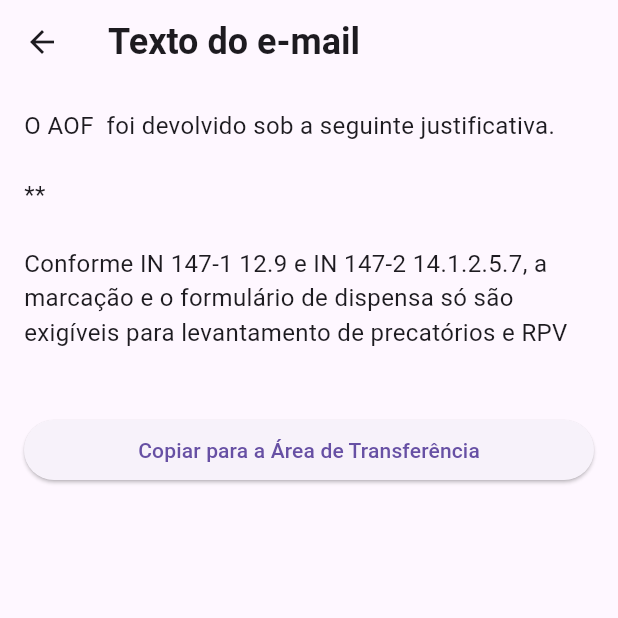
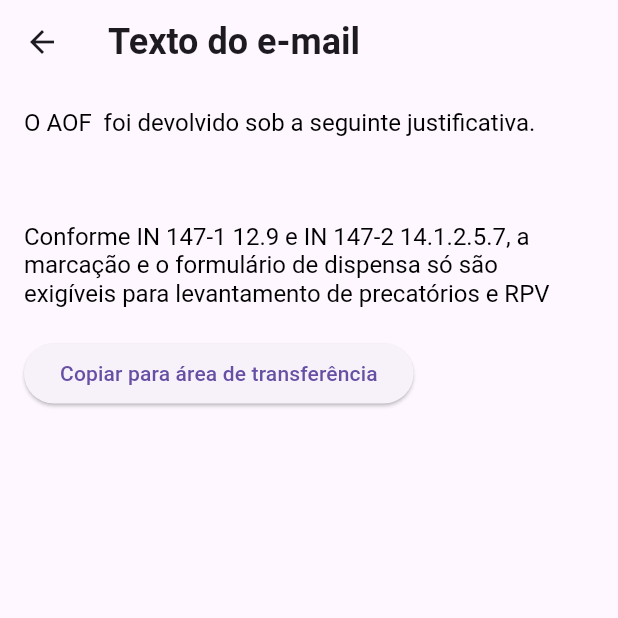
Before and after one commit to rammyres/aof_flutter, a Flutter app: the screen it shows after launch, after a tap on "Enviar", on a phone screen of 412 x 824 dp, the top half of it. Run offline on Flutter 3.47's test engine with Material 3 defaults, Android fonts, the phone set to English and light mode, and no system bars.

Commit message:
Alteração da tela_vacilo

```diff
--- a/lib/telas/tela_vacilo.dart
+++ b/lib/telas/tela_vacilo.dart
@@ -7,29 +7,14 @@ class TelaVacilo extends StatelessWidget {
   final String aof;
   final String justificativa;
   const TelaVacilo({
-    Key? key,
+    super.key,
     required this.vacilo,
     required this.justificativa,
     required this.aof,
-  }) : super(key: key);
-
-  void _copyToClipboard(String textToCopy, BuildContext context) {
-    Clipboard.setData(ClipboardData(text: textToCopy));
-    const snackBar =
-        SnackBar(content: Text('Texto copiado para a área de transferência'));
-    ScaffoldMessenger.of(context).showSnackBar(snackBar);
-  }
+  });
 
   @override
   Widget build(BuildContext context) {
-    final content = '''
-O AOF $aof foi devolvido sob a seguinte justificativa.
-
-*$justificativa*
-
-${vacilo.texto}
-''';
-
     return Scaffold(
       appBar: AppBar(
         title: const Text(
@@ -43,22 +28,42 @@ ${vacilo.texto}
       body: SingleChildScrollView(
         padding: const EdgeInsets.all(16.0),
         child: Column(
-          crossAxisAlignment: CrossAxisAlignment.stretch,
+          crossAxisAlignment: CrossAxisAlignment.start,
           children: [
-            SelectableText.rich(
-              TextSpan(
-                text: content,
-                style: const TextStyle(fontSize: 16.0),
+            RichText(
+              text: TextSpan(
+                style: const TextStyle(fontSize: 16.0, color: Colors.black),
+                children: [
+                  TextSpan(
+                    text:
+                        'O AOF $aof foi devolvido sob a seguinte justificativa. \n\n',
+                  ),
+                  TextSpan(
+                    text: justificativa,
+                    style: const TextStyle(fontStyle: FontStyle.italic),
+                  ),
+                  TextSpan(
+                    text: '\n\n${vacilo.texto}',
+                  ),
+                ],
               ),
-              style: const TextStyle(
-                  fontFamily: 'Roboto'), // Define a fonte desejada
             ),
             const SizedBox(height: 20.0),
             ElevatedButton(
               onPressed: () {
-                _copyToClipboard(content, context);
+                String content =
+                    'O AOF $aof foi devolvido sob a seguinte justificativa. '
+                    '$justificativa\n${vacilo.texto}';
+                Clipboard.setData(ClipboardData(text: content)).then((value) {
+                  ScaffoldMessenger.of(context).showSnackBar(
+                    const SnackBar(
+                      content:
+                          Text('Conteúdo copiado para a área de transferência'),
+                    ),
+                  );
+                });
               },
-              child: const Text('Copiar para a Área de Transferência'),
+              child: const Text('Copiar para área de transferência'),
             ),
           ],
         ),
--- a/pubspec.yaml
+++ b/pubspec.yaml
@@ -35,6 +35,8 @@ dependencies:
   # The following adds the Cupertino Icons font to your application.
   # Use with the CupertinoIcons class for iOS style icons.
   cupertino_icons: ^1.0.2
+  flutter_markdown: ^0.6.18+2
+  # flutter_html: ^2.2.1
 
 dev_dependencies:
   flutter_test:
```
Also changed, not shown: pubspec.lock.
